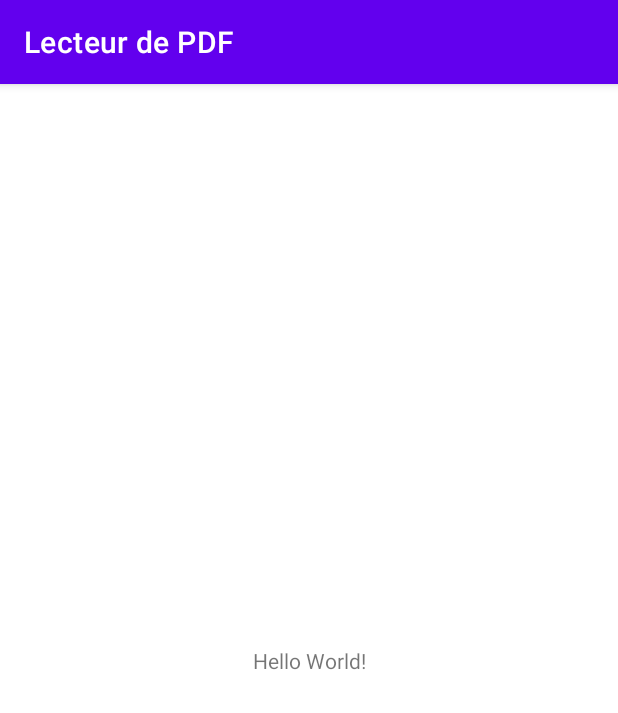
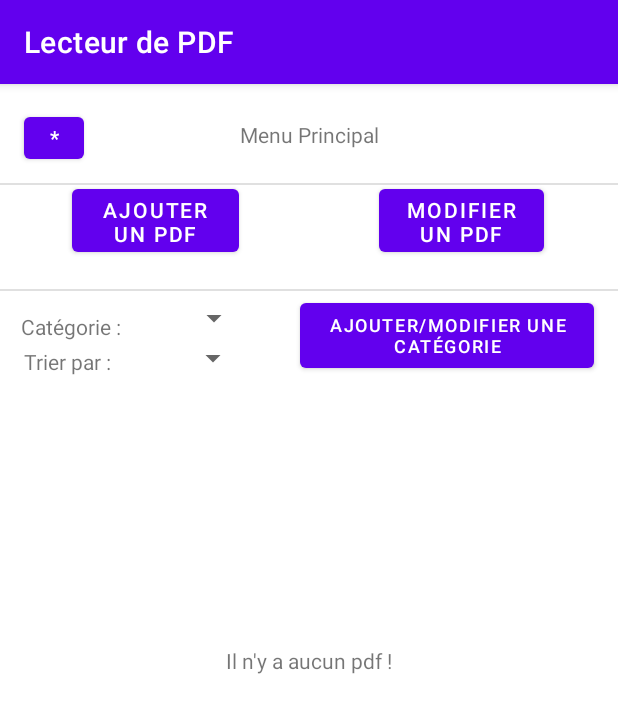
Before and after one commit to AN-Xiang-yu/Lecteur-de-PDF, an Android app: the screen it shows after launch (MainActivity), on a phone screen of 412 x 824 dp. Shown: the top 713 px of the screen. Run offline under Robolectric (Android 15) with nearby library versions, the phone set to English and light mode, and no system bars.

Commit message:
Layout menu principal

```diff
--- a/code/LecteurdePDF/app/src/main/res/layout/activity_main.xml
+++ b/code/LecteurdePDF/app/src/main/res/layout/activity_main.xml
@@ -6,13 +6,130 @@
     android:layout_height="match_parent"
     tools:context=".MainActivity">
 
+    <Button
+        android:id="@+id/ajouter_pdf"
+        android:layout_width="111dp"
+        android:layout_height="54dp"
+        android:layout_marginStart="48dp"
+        android:layout_marginTop="64dp"
+        android:text="@string/ajouter_un_pdf"
+        app:layout_constraintStart_toStartOf="parent"
+        app:layout_constraintTop_toTopOf="parent" />
+
+    <Button
+        android:id="@+id/modifier_pdf"
+        android:layout_width="110dp"
+        android:layout_height="54dp"
+        android:layout_marginTop="64dp"
+        android:layout_marginEnd="40dp"
+        android:text="@string/modifier_un_pdf"
+        app:layout_constraintEnd_toEndOf="parent"
+        app:layout_constraintHorizontal_bias="0.911"
+        app:layout_constraintStart_toEndOf="@+id/ajouter_pdf"
+        app:layout_constraintTop_toTopOf="parent" />
+
+    <Button
+        android:id="@+id/ajouter_modifier_catégorie"
+        android:layout_width="196dp"
+        android:layout_height="55dp"
+        android:layout_marginEnd="16dp"
+        android:text="@string/ajouter_modifier_une_cat_gorie"
+        android:textSize="12sp"
+        app:layout_constraintBottom_toBottomOf="parent"
+        app:layout_constraintEnd_toEndOf="parent"
+        app:layout_constraintTop_toBottomOf="@+id/modifier_pdf"
+        app:layout_constraintVertical_bias="0.037" />
+
     <TextView
+        android:id="@+id/textView"
         android:layout_width="wrap_content"
         android:layout_height="wrap_content"
-        android:text="Hello World!"
-        app:layout_constraintBottom_toBottomOf="parent"
-        app:layout_constraintLeft_toLeftOf="parent"
-        app:layout_constraintRight_toRightOf="parent"
+        android:layout_marginTop="24dp"
+        android:text="@string/menu_principal"
+        app:layout_constraintEnd_toEndOf="parent"
+        app:layout_constraintStart_toStartOf="parent"
         app:layout_constraintTop_toTopOf="parent" />
 
+    <Button
+        android:id="@+id/options"
+        android:layout_width="40dp"
+        android:layout_height="40dp"
+        android:layout_marginStart="16dp"
+        android:layout_marginTop="16dp"
+        android:text="@string/options"
+        app:layout_constraintStart_toStartOf="parent"
+        app:layout_constraintTop_toTopOf="parent" />
+
+    <Spinner
+        android:id="@+id/liste_categories"
+        android:layout_width="86dp"
+        android:layout_height="23dp"
+        android:layout_marginTop="144dp"
+        app:layout_constraintEnd_toStartOf="@+id/ajouter_modifier_catégorie"
+        app:layout_constraintHorizontal_bias="0.707"
+        app:layout_constraintStart_toStartOf="parent"
+        app:layout_constraintTop_toTopOf="parent" />
+
+    <Spinner
+        android:id="@+id/liste_trie"
+        android:layout_width="86dp"
+        android:layout_height="22dp"
+        android:layout_marginTop="4dp"
+        app:layout_constraintEnd_toEndOf="parent"
+        app:layout_constraintHorizontal_bias="0.246"
+        app:layout_constraintStart_toStartOf="parent"
+        app:layout_constraintTop_toBottomOf="@+id/liste_categories" />
+
+    <TextView
+        android:id="@+id/textView2"
+        android:layout_width="wrap_content"
+        android:layout_height="wrap_content"
+        android:layout_marginTop="152dp"
+        android:text="@string/categorie"
+        app:layout_constraintEnd_toStartOf="@+id/liste_categories"
+        app:layout_constraintHorizontal_bias="1.0"
+        app:layout_constraintStart_toStartOf="parent"
+        app:layout_constraintTop_toTopOf="parent" />
+
+    <TextView
+        android:id="@+id/textView3"
+        android:layout_width="wrap_content"
+        android:layout_height="wrap_content"
+        android:layout_marginTop="4dp"
+        android:text="@string/trier_par"
+        app:layout_constraintEnd_toEndOf="parent"
+        app:layout_constraintHorizontal_bias="0.045"
+        app:layout_constraintStart_toStartOf="parent"
+        app:layout_constraintTop_toBottomOf="@+id/textView2" />
+
+    <TextView
+        android:id="@+id/textView4"
+        android:layout_width="wrap_content"
+        android:layout_height="wrap_content"
+        android:text="@string/il_n_y_a_aucun_pdf"
+        app:layout_constraintBottom_toBottomOf="parent"
+        app:layout_constraintEnd_toEndOf="parent"
+        app:layout_constraintStart_toStartOf="parent"
+        app:layout_constraintTop_toTopOf="parent" />
+
+    <View
+        android:id="@+id/divider"
+        android:layout_width="match_parent"
+        android:layout_height="1dp"
+        android:background="?android:attr/listDivider"
+        app:layout_constraintBottom_toBottomOf="parent"
+        app:layout_constraintTop_toTopOf="parent"
+        app:layout_constraintVertical_bias="0.086"
+        tools:layout_editor_absoluteX="0dp" />
+
+    <View
+        android:id="@+id/divider2"
+        android:layout_width="match_parent"
+        android:layout_height="1dp"
+        android:background="?android:attr/listDivider"
+        app:layout_constraintBottom_toBottomOf="parent"
+        app:layout_constraintTop_toTopOf="parent"
+        app:layout_constraintVertical_bias="0.178"
+        tools:layout_editor_absoluteX="9dp" />
+
 </androidx.constraintlayout.widget.ConstraintLayout>
--- a/code/LecteurdePDF/app/src/main/res/values/strings.xml
+++ b/code/LecteurdePDF/app/src/main/res/values/strings.xml
@@ -1,3 +1,11 @@
 <resources>
     <string name="app_name">Lecteur de PDF</string>
+    <string name="ajouter_un_pdf">Ajouter un PDF</string>
+    <string name="ajouter_modifier_une_cat_gorie">Ajouter/Modifier une catégorie</string>
+    <string name="modifier_un_pdf">Modifier un PDF</string>
+    <string name="menu_principal">Menu Principal</string>
+    <string name="categorie">Catégorie :</string>
+    <string name="trier_par">Trier par :</string>
+    <string name="il_n_y_a_aucun_pdf">Il n\'y a aucun pdf !</string>
+    <string name="options">*</string>
 </resources>
```
